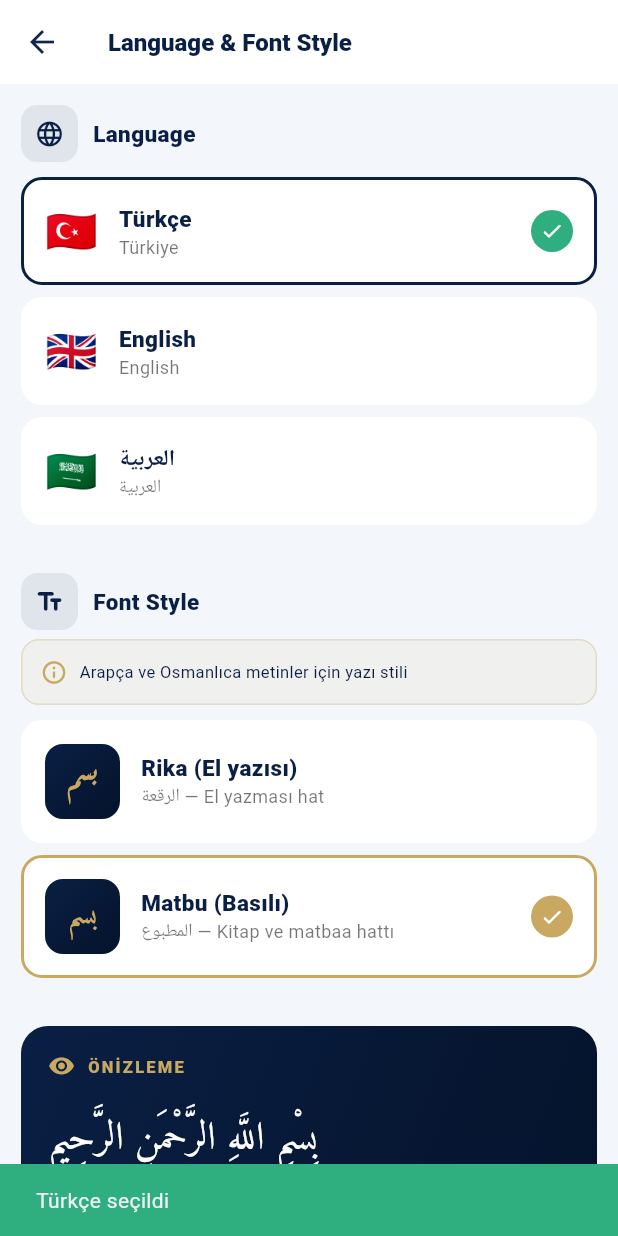
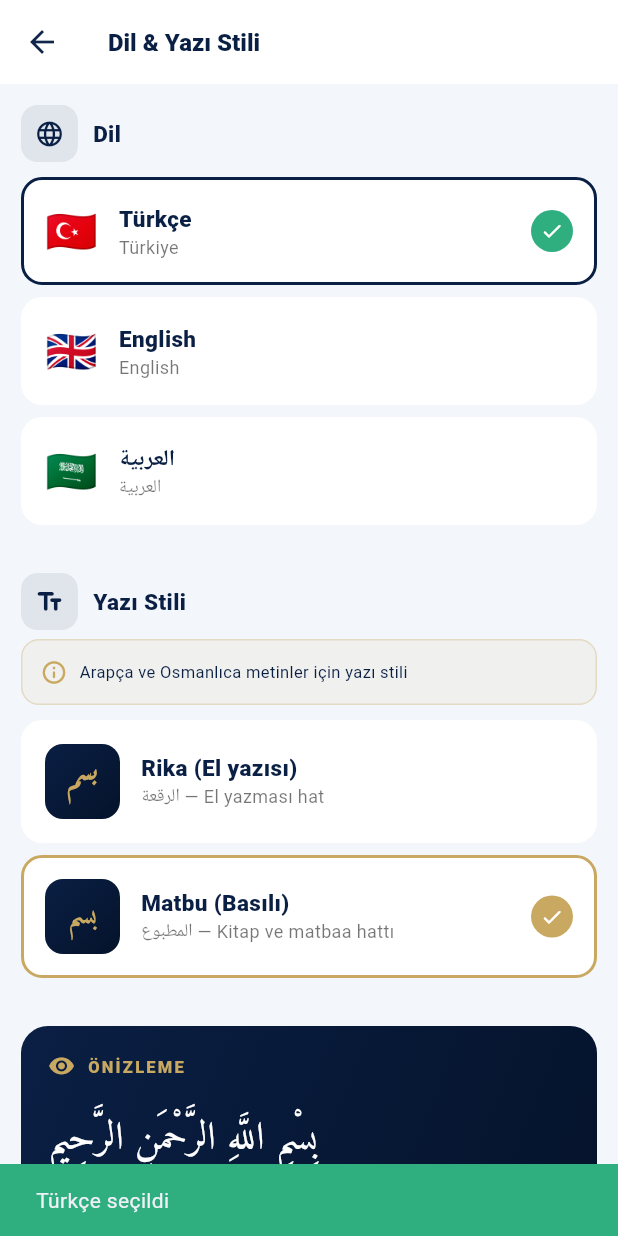
Before and after one commit to oa6302/Ezan-Vakti-Ku-anmak, a Flutter app: the LanguageSettingsPage screen opened directly, after a tap on "🇹🇷", on a phone screen of 412 x 824 dp. Run offline on Flutter 3.47's test engine with Material 3 defaults, Android fonts, the phone set to English and light mode, and no system bars; our stand-ins replace flutter_compass, flutter_local_notifications, flutter_timezone, geolocator, shared_preferences, speech_to_text and 1 more; missing offline and left inert: adhan_dart; accounts and stored records are empty.

Commit message:
feat(i18n): cok dilli altyapi + Rika/Matbu fontlar
Altyapi:
- flutter_localizations + intl + 3 ARB (TR/EN/AR)
- AppSettings: global ValueNotifier
- SettingsService.loadAll()
- LanguageSettingsPage: dil + font secici
- ArabicText widget: sadece metin RTL (layout LTR kalir)
- MaterialApp builder: Directionality.ltr zorlandi

Fontlar:
- assets/fonts/: Aref Ruqaa (Rika) + Amiri (Matbu)
- ArabicFonts.rikaStyle()/matbuStyle()

Not: Uygulama metinleri ileride cevrilecek. Altyapi hazir.

Faz 10 baslangici.

```diff
--- /dev/null
+++ b/lib/app/app_settings.dart
@@ -0,0 +1,16 @@
+import 'package:flutter/material.dart';
+
+/// Uygulama geneli ayarlar (dil + font) icin reactive state.
+class AppSettings {
+  AppSettings._();
+  static final AppSettings instance = AppSettings._();
+
+  /// Aktif locale (tr / en / ar)
+  final ValueNotifier<Locale> locale = ValueNotifier(const Locale('tr'));
+
+  /// Aktif Arapca font stili (rika / matbu)
+  final ValueNotifier<String> fontStyle = ValueNotifier('matbu');
+
+  /// Arapca seciliyse RTL aktif
+  bool get isRtl => locale.value.languageCode == 'ar';
+}
--- a/lib/app/settings_service.dart
+++ b/lib/app/settings_service.dart
@@ -1,30 +1,28 @@
 import 'package:flutter/material.dart';
 import 'package:shared_preferences/shared_preferences.dart';
+import 'app_settings.dart';
 
 class SettingsService {
   static const _keyLocale = 'app_locale';
   static const _keyFontStyle = 'arabic_font_style';
 
-  static Future<Locale?> loadLocale() async {
+  static Future<void> loadAll() async {
     final prefs = await SharedPreferences.getInstance();
-    final code = prefs.getString(_keyLocale);
-    if (code == null) return null;
-    return Locale(code);
+    final code = prefs.getString(_keyLocale) ?? 'tr';
+    final font = prefs.getString(_keyFontStyle) ?? 'matbu';
+    AppSettings.instance.locale.value = Locale(code);
+    AppSettings.instance.fontStyle.value = font;
   }
 
   static Future<void> saveLocale(String code) async {
     final prefs = await SharedPreferences.getInstance();
     await prefs.setString(_keyLocale, code);
-  }
-
-  /// 'rika' veya 'matbu'
-  static Future<String> loadFontStyle() async {
-    final prefs = await SharedPreferences.getInstance();
-    return prefs.getString(_keyFontStyle) ?? 'matbu';
+    AppSettings.instance.locale.value = Locale(code);
   }
 
   static Future<void> saveFontStyle(String style) async {
     final prefs = await SharedPreferences.getInstance();
     await prefs.setString(_keyFontStyle, style);
+    AppSettings.instance.fontStyle.value = style;
   }
 }
--- a/lib/features/home/widgets/v2/countdown_card.dart
+++ b/lib/features/home/widgets/v2/countdown_card.dart
@@ -2,6 +2,7 @@ import 'dart:async';
 import 'package:flutter/material.dart';
 import '../../../../app/shadows.dart';
 import 'package:shared_preferences/shared_preferences.dart';
+import 'package:nur_pusulasi/l10n/app_localizations.dart';
 import '../../../prayer/data/prayer_service.dart';
 
 const _navy = Color(0xFF0A1F44);
@@ -90,7 +91,7 @@ class _NextPrayerCountdownState extends State<NextPrayerCountdown> {
                     color: _gold.withValues(alpha: 0.15),
                     borderRadius: BorderRadius.circular(6),
                   ),
-                  child: const Text('Sonraki Namaz', style: TextStyle(color: _gold, fontSize: 10, fontWeight: FontWeight.w700)),
+                  child: Text(AppLocalizations.of(context).nextPrayer, style: TextStyle(color: _gold, fontSize: 10, fontWeight: FontWeight.w700)),
                 ),
                 const SizedBox(height: 6),
                 Text('$namazAdi Namazı', style: const TextStyle(color: Colors.white, fontSize: 18, fontWeight: FontWeight.w900)),
@@ -110,7 +111,7 @@ class _NextPrayerCountdownState extends State<NextPrayerCountdown> {
           Column(
             crossAxisAlignment: CrossAxisAlignment.end,
             children: [
-              const Text('Kalan Süre', style: TextStyle(color: Colors.white70, fontSize: 11)),
+              Text(AppLocalizations.of(context).remainingTime, style: TextStyle(color: Colors.white70, fontSize: 11)),
               const SizedBox(height: 6),
               Row(
                 children: [
--- a/lib/features/settings/language_settings_page.dart
+++ b/lib/features/settings/language_settings_page.dart
@@ -1,6 +1,7 @@
 import 'package:flutter/material.dart';
 import 'package:nur_pusulasi/l10n/app_localizations.dart';
 import '../../app/settings_service.dart';
+import '../../app/app_settings.dart';
 
 const _navy = Color(0xFF0A1F44);
 const _gold = Color(0xFFC9A961);
@@ -23,12 +24,11 @@ class _LanguageSettingsPageState extends State<LanguageSettingsPage> {
   }
 
   Future<void> _load() async {
-    final loc = await SettingsService.loadLocale();
-    final font = await SettingsService.loadFontStyle();
+    await SettingsService.loadAll();
     if (mounted) {
       setState(() {
-        _currentLocale = loc?.languageCode ?? 'tr';
-        _currentFont = font;
+        _currentLocale = AppSettings.instance.locale.value.languageCode;
+        _currentFont = AppSettings.instance.fontStyle.value;
       });
     }
   }
```
Also changed, not shown: lib/app/arabic_text.dart (added, +53 -0 lines), lib/features/home/widgets/v2/header_v2.dart (+6 -5 lines), lib/features/quran/pages/quran_detail_page.dart (+9 -9 lines), lib/main.dart (+16 -9 lines).
